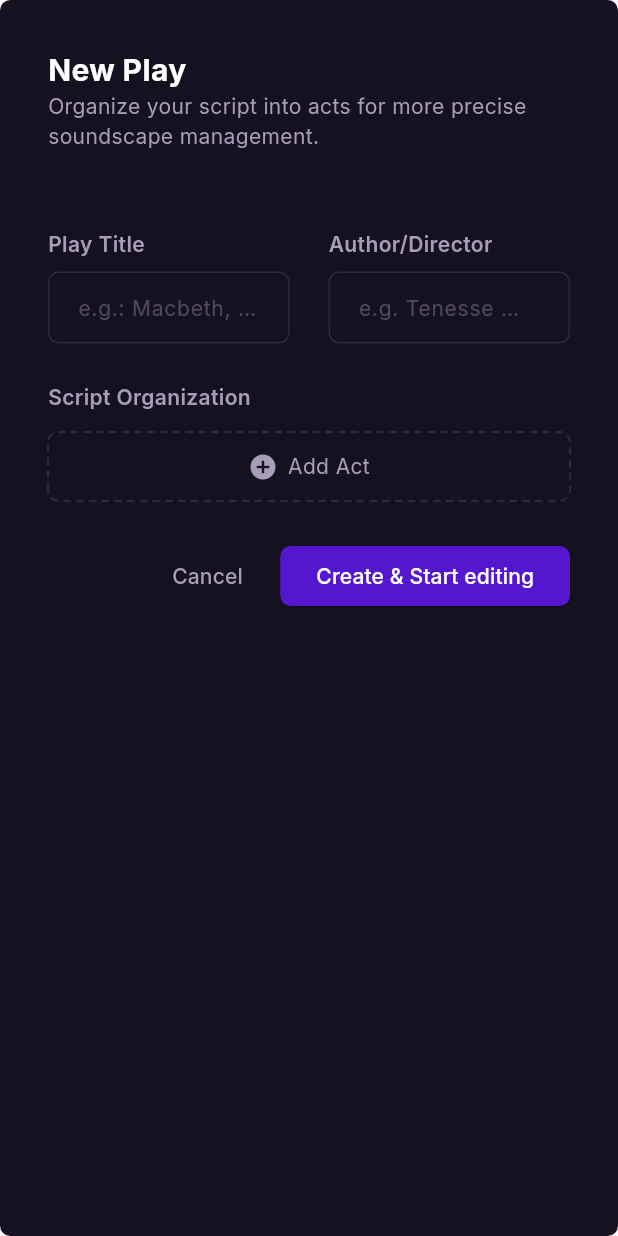
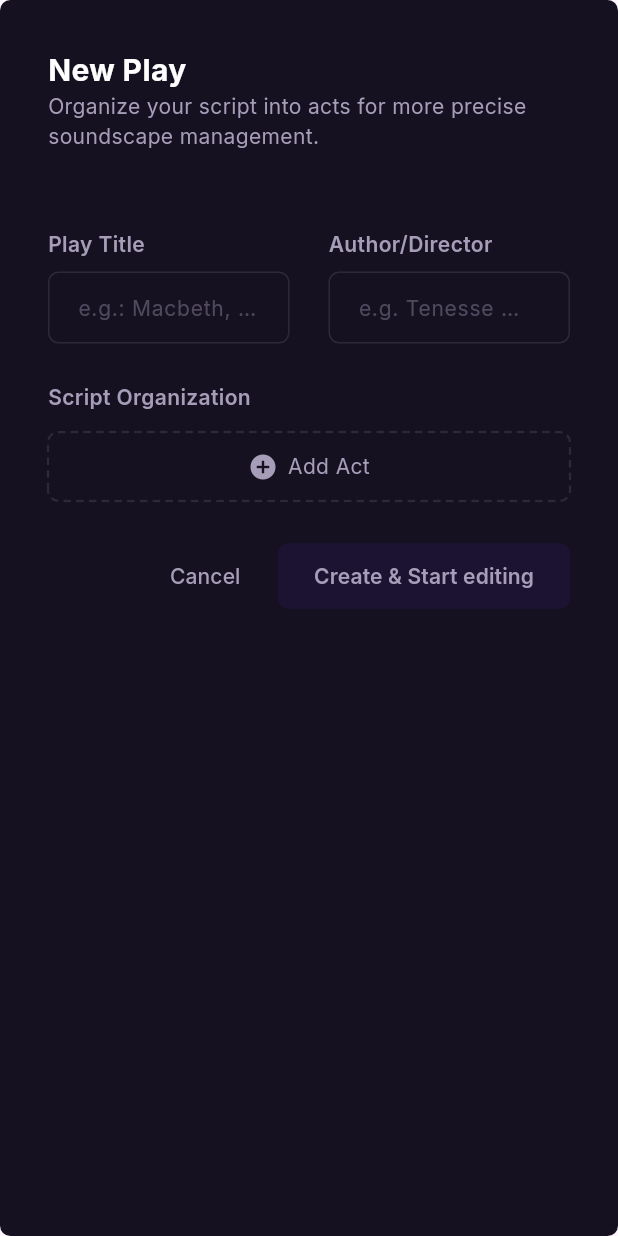
Before and after one commit to mphennrichs/trupesound, a Flutter app: the NewPlayForm widget shown alone on an empty page, opened directly, on a phone screen of 412 x 824 dp. Run offline on Flutter 3.47's test engine with Material 3 defaults, Android fonts, the phone set to English and light mode, and no system bars; our stand-ins replace flutter_riverpod, go_router, google_fonts, riverpod_annotation; missing offline and left inert: numerus; generated files the repository leaves out were written again.

Commit message:
change primary button

```diff
--- a/frontend/lib/common/app_themes.dart
+++ b/frontend/lib/common/app_themes.dart
@@ -57,15 +57,15 @@ class AppBorders {
 class AppButtons {
   const AppButtons();
 
-  TextButton primaryButtonStyle(String text, VoidCallback buttonfunction) {
-    return TextButton(
-      style: ButtonStyle(
-        backgroundColor: WidgetStateProperty.all<Color>(
-          AppThemes.colors.primaryColor,
-        ),
-        fixedSize: WidgetStateProperty.all<Size>(const Size(192.21, 44)),
-        shape: WidgetStateProperty.all<OutlinedBorder>(
-          AppThemes.borders.defaultBorder,
+  ElevatedButton primaryButtonStyle(String text, VoidCallback buttonfunction) {
+    return ElevatedButton(
+      style: ElevatedButton.styleFrom(
+        backgroundColor: AppThemes.colors.primaryColor.withValues(alpha: 0.1),
+        foregroundColor: AppThemes.colors.primaryColor,
+        elevation: 0,
+        padding: const EdgeInsets.symmetric(horizontal: 24, vertical: 12),
+        shape: RoundedRectangleBorder(
+          borderRadius: AppThemes.borders.defaultBorderRadius,
         ),
       ),
       onPressed: buttonfunction,
--- a/frontend/lib/pages/plays/new_play/new_play_form.dart
+++ b/frontend/lib/pages/plays/new_play/new_play_form.dart
@@ -49,16 +49,9 @@ class _NewPlayFormState extends State<NewPlayForm> {
           ),
         ),
         SizedBox(width: AppThemes.spacings.singleValue),
-        ElevatedButton(
-          onPressed: () => context.pushNamed(NavigationPage.soundscape.name),
-          style: ElevatedButton.styleFrom(
-            backgroundColor: AppThemes.colors.primaryColor,
-            foregroundColor: Colors.white,
-            shape: RoundedRectangleBorder(
-              borderRadius: AppThemes.borders.defaultBorderRadius,
-            ),
-          ),
-          child: Text(l10n.createAndStartEditing),
+        AppThemes.buttons.primaryButtonStyle(
+          l10n.createAndStartEditing,
+          () => context.pushNamed(NavigationPage.soundscape.name),
         ),
       ],
     );
```
